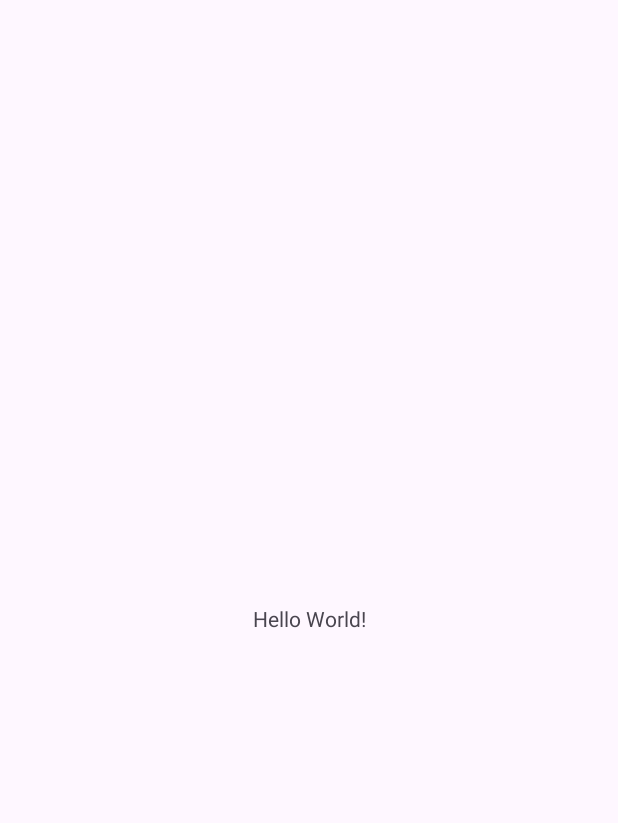
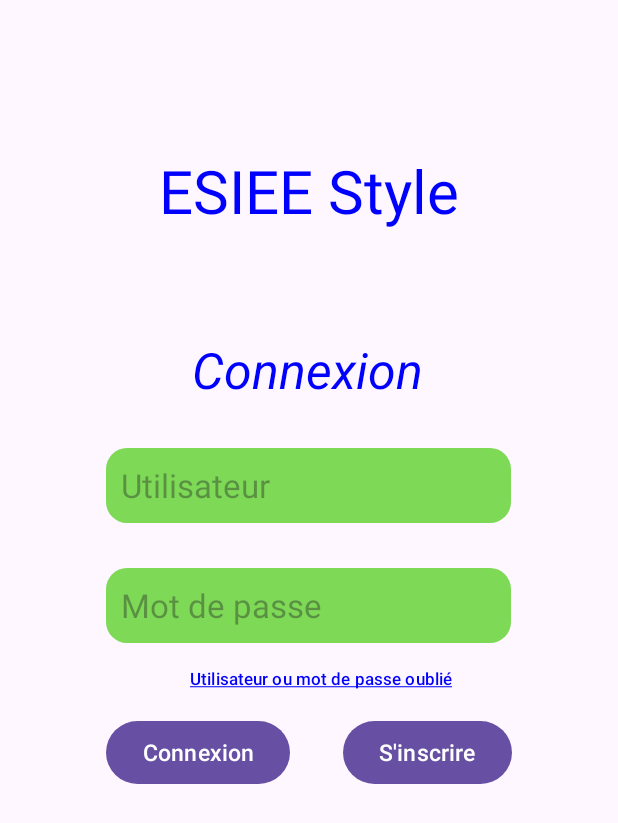
Before and after one commit to Rayou01/ESIEE_Style, an Android app: the screen it shows after launch (MainActivity), on a phone screen of 412 x 824 dp. Before the commit the part shown is almost empty. Shown: the top 823 px of the screen. Run offline under Robolectric (Android 15) with nearby library versions, the phone set to English and light mode, and no system bars.

Commit message:
Squelette de la page de connexion

```diff
--- /dev/null
+++ b/app/src/main/res/drawable/edit_round.xml
@@ -0,0 +1,8 @@
+<?xml version="1.0" encoding="utf-8"?>
+<shape xmlns:android="http://schemas.android.com/apk/res/android"
+    android:shape="rectangle">
+
+    <solid android:color="@color/green"/>
+    <corners android:radius="14dp"/>
+
+</shape>
--- a/app/src/main/res/layout/activity_main.xml
+++ b/app/src/main/res/layout/activity_main.xml
@@ -1,18 +1,92 @@
 <?xml version="1.0" encoding="utf-8"?>
-<androidx.constraintlayout.widget.ConstraintLayout xmlns:android="http://schemas.android.com/apk/res/android"
-    xmlns:app="http://schemas.android.com/apk/res-auto"
+<LinearLayout xmlns:android="http://schemas.android.com/apk/res/android"
     xmlns:tools="http://schemas.android.com/tools"
     android:layout_width="match_parent"
     android:layout_height="match_parent"
+    android:orientation="vertical"
+    android:gravity="center_horizontal"
     tools:context=".MainActivity">
 
     <TextView
+        android:id="@+id/Main_Page"
         android:layout_width="wrap_content"
         android:layout_height="wrap_content"
-        android:text="Hello World!"
-        app:layout_constraintBottom_toBottomOf="parent"
-        app:layout_constraintEnd_toEndOf="parent"
-        app:layout_constraintStart_toStartOf="parent"
-        app:layout_constraintTop_toTopOf="parent" />
+        android:layout_marginTop="100dp"
+        android:text="@string/app_name"
+        android:textColor="@color/blue"
+        android:textSize="40sp" />
 
-</androidx.constraintlayout.widget.ConstraintLayout>
+    <TextView
+        android:layout_width="155dp"
+        android:layout_height="wrap_content"
+        android:layout_marginTop="70dp"
+        android:text="@string/connexion"
+        android:textSize="33sp"
+        android:textStyle="italic"
+        android:textColor="@color/blue"/>
+
+    <EditText
+        android:layout_width="270dp"
+        android:layout_height="50dp"
+        android:layout_marginTop="30dp"
+        android:autofillHints="username"
+        android:background="@drawable/edit_round"
+        android:hint="@string/utilisateur"
+        android:inputType="textPersonName"
+        android:minHeight="50dp"
+        android:paddingStart="10dp"
+        android:paddingTop="2dp"
+        android:paddingBottom="2dp"
+        android:textColor="#000000"
+        android:textSize="22sp"
+        tools:ignore="RtlSymmetry,TextContrastCheck" />
+
+    <EditText
+        android:layout_width="270dp"
+        android:layout_height="50dp"
+        android:layout_marginTop="30dp"
+        android:autofillHints="password"
+        android:background="@drawable/edit_round"
+        android:hint="@string/mot_de_passe"
+        android:inputType="textPassword"
+        android:minHeight="50dp"
+        android:paddingStart="10dp"
+        android:paddingTop="2dp"
+        android:paddingBottom="2dp"
+        android:textColor="#000000"
+        android:textSize="22sp"
+        tools:ignore="RtlSymmetry,TextContrastCheck" />
+
+    <Button
+        android:layout_width="wrap_content"
+        android:layout_height="wrap_content"
+        android:text="@string/utilisateur_mdp_forgot"
+        android:textColor="@color/blue"
+        android:textSize="11sp"
+        style="?android:attr/buttonBarButtonStyle" />
+
+    <LinearLayout
+        android:layout_width="match_parent"
+        android:layout_height="wrap_content"
+        android:orientation="horizontal"
+        android:gravity="center"
+        tools:context=".MainActivity">
+
+        <Button
+            android:layout_width="wrap_content"
+            android:layout_height="50dp"
+            android:layout_marginEnd="35dp"
+            android:text="@string/connexion"
+            android:textSize="15sp"
+            tools:ignore="ButtonStyle,DuplicateSpeakableTextCheck" />
+
+        <Button
+            android:layout_width="wrap_content"
+            android:layout_height="50dp"
+            android:text="@string/inscription"
+            android:textSize="15sp"
+            tools:ignore="ButtonStyle" />
+
+    </LinearLayout>
+
+</LinearLayout>
--- a/app/src/main/res/values/colors.xml
+++ b/app/src/main/res/values/colors.xml
@@ -1,5 +1,8 @@
 <?xml version="1.0" encoding="utf-8"?>
 <resources>
-    <color name="black">#FF000000</color>
-    <color name="white">#FFFFFFFF</color>
+    <color name="black">#000000</color>
+    <color name="white">#FFFFFF</color>
+    <color name="green">#7ED957</color>
+    <color name="grey">#5A5A5A</color>
+    <color name="blue">#0000FF</color>
 </resources>
--- a/app/src/main/res/values/strings.xml
+++ b/app/src/main/res/values/strings.xml
@@ -1,3 +1,8 @@
 <resources>
     <string name="app_name">ESIEE Style</string>
+    <string name="utilisateur">Utilisateur</string>
+    <string name="connexion">Connexion</string>
+    <string name="mot_de_passe">Mot de passe</string>
+    <string name="inscription">S\'inscrire</string>
+    <string name="utilisateur_mdp_forgot"><u>Utilisateur ou mot de passe oublié</u></string>
 </resources>
```
